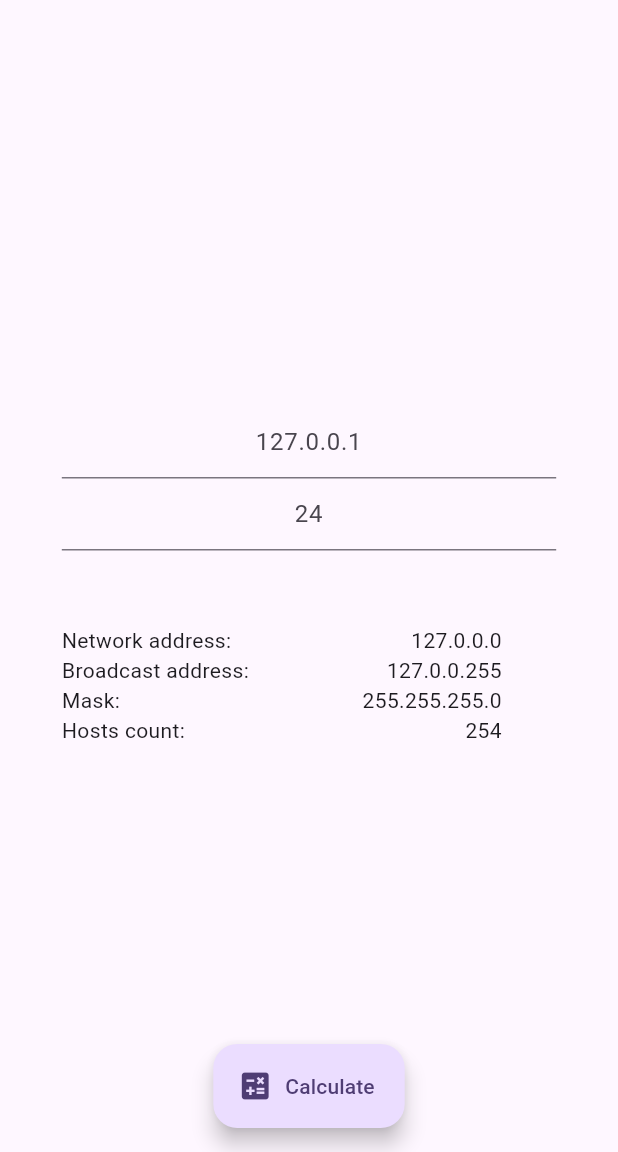
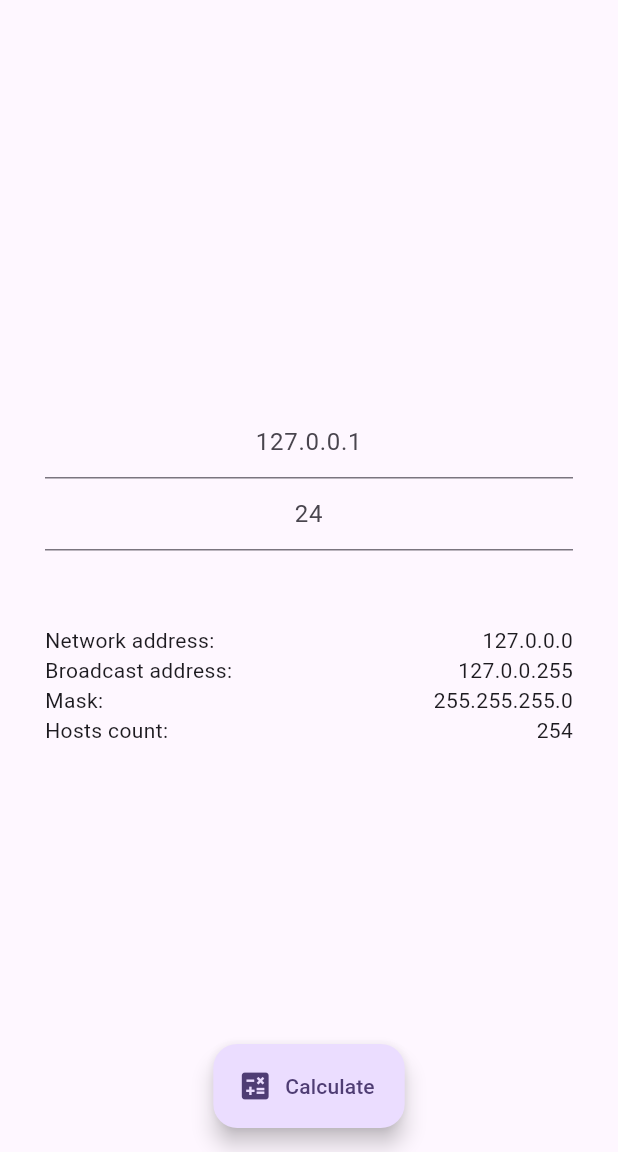
Before and after one commit to m-o-d-e-r/IP4U, a Flutter app: the screen it shows after launch, on a phone screen of 412 x 824 dp, the part 84-1236 px from its top. Run offline on Flutter 3.47's test engine with Material 2 defaults, Android fonts, the phone set to English and light mode, and no system bars.

Commit message:
create DataBlock class

```diff
--- /dev/null
+++ b/lib/data_block.dart
@@ -0,0 +1,48 @@
+import 'package:flutter/material.dart';
+
+
+class DataBlock extends StatelessWidget {
+  String networkAddress = "127.0.0.0";
+  String broadcastAddress = "127.0.0.255";
+  String prefix = "255.255.255.0";
+  int hostsCount = 254;
+
+  DataBlock(
+    {
+      required this.networkAddress,
+      required this.broadcastAddress,
+      required this.prefix,
+      required this.hostsCount
+    }
+  );
+
+  @override
+  Widget build(BuildContext context) {
+    return Row(
+      children: [
+        const Expanded(
+          child: Column(
+              crossAxisAlignment: CrossAxisAlignment.start,
+              children: [
+                Text("Network address: "),
+                Text("Broadcast address: "),
+                Text("Mask: "),
+                Text("Hosts count: "),
+              ],
+            )
+        ),
+        Expanded(
+          child: Column(
+            crossAxisAlignment: CrossAxisAlignment.end,
+            children: [
+              Text(networkAddress),
+              Text(broadcastAddress),
+              Text(prefix),
+              Text("$hostsCount"),
+            ],
+          ),
+        )
+      ],
+    );
+  }
+}
--- a/lib/home_page.dart
+++ b/lib/home_page.dart
@@ -3,6 +3,7 @@ import 'dart:math';
 import 'package:flutter/material.dart';
 
 import 'package:ip4u/utils.dart';
+import 'package:ip4u/data_block.dart';
 
 
 class HomePage extends StatefulWidget {
@@ -84,7 +85,6 @@ class _HomePageState extends State<HomePage> {
         _networkAddress = _getNetworkAddress();
         _broadcastAddress = _getBroadcastAddress();
         _prefix = _getPrefix();
-//        _subnetsCount = _getSubnetCount();
         _hostsCount = _getHostsCount();
       } catch (e) {
 
@@ -94,9 +94,6 @@ class _HomePageState extends State<HomePage> {
 
   @override
   Widget build(BuildContext context) {
-    double appWidth = MediaQuery.of(context).size.width;
-    double mainBodyWidth = appWidth * 0.8;
-
     return Scaffold(
       appBar: AppBar(
         backgroundColor: Theme.of(context).colorScheme.inversePrimary,
@@ -108,7 +105,7 @@ class _HomePageState extends State<HomePage> {
           mainAxisAlignment: MainAxisAlignment.center,
           children: <Widget>[
             Container(
-              width: mainBodyWidth,
+              padding: const EdgeInsets.symmetric(horizontal: 30),
               child: Form(
                 key: _formKey,
                 child: Column(
@@ -121,17 +118,12 @@ class _HomePageState extends State<HomePage> {
                         hintText: '127.0.0.1',
                       ),
                       validator: (String? value) {
-                        if (value == null || value.isEmpty) {
+                        if (isEmptyValue(value)) {
                           _userIP = null;
                           return null;
                         }
 
-                        RegExp ipRegExp = RegExp(r"^((25[0-5]|2[0-4][0-9]|[01]?[0-9][0-9]?)\.){3}(25[0-5]|2[0-4][0-9]|[01]?[0-9][0-9]?)$");
-
-                        if (ipRegExp.matchAsPrefix(value) == null) {
-                          return "Please enter a valid ip address";
-                        }
-                        return null;
+                        return validateIP(value);
                       },
                       onChanged: (String? data) {
                         _userIP = data;
@@ -145,59 +137,24 @@ class _HomePageState extends State<HomePage> {
                         hintText: '24',
                       ),
                       validator: (String? value) {
-                        if (value == null || value.isEmpty) {
+                        if (isEmptyValue(value)) {
                           _userPrefix = null;
                           return null;
                         }
 
-                        if (int.tryParse(value) == null) {
-                          return "Please enter a valid net prefix";
-                        } else if (int.parse(value) < 1 || int.parse(value) > 32) {
-                          return "Please enter a valid net prefix";
-                        }
-
-                        return null;
+                        return validatePrefix(value);
                       },
                       onChanged: (String? data) {
                         _userPrefix = data;
                       },
                     ),
                     const SizedBox(height: 50,),
-                    Container(
-                      width: mainBodyWidth,
-                      child: Column(
-                        crossAxisAlignment: CrossAxisAlignment.start,
-                        children: <Widget>[
-                          Row(
-                            children: [
-                              const Column(
-                                crossAxisAlignment: CrossAxisAlignment.start,
-                                children: [
-                                  Text("Network address: "),
-                                  Text("Broadcast address: "),
-                                  Text("Mask: "),
-//                                  Text("Subnetworks count: "),
-                                  Text("Hosts count: "),
-                                ],
-                              ),
-                              Container(
-                                width: mainBodyWidth / 2,
-                                child: Column(
-                                  crossAxisAlignment: CrossAxisAlignment.end,
-                                  children: [
-                                    Text(_networkAddress),
-                                    Text(_broadcastAddress),
-                                    Text(_prefix),
-  //                                  Text("$_subnetsCount"),
-                                    Text("$_hostsCount"),
-                                  ],
-                                ),
-                              )
-                            ],
-                          ),
-                        ],
-                      ),
-                    )
+                    DataBlock(
+                      networkAddress: _networkAddress,
+                      broadcastAddress: _broadcastAddress,
+                      prefix: _prefix,
+                      hostsCount: _hostsCount
+                    ),
                   ],
                 )
               ),
```
Also changed, not shown: lib/utils.dart (+34 -0 lines).
